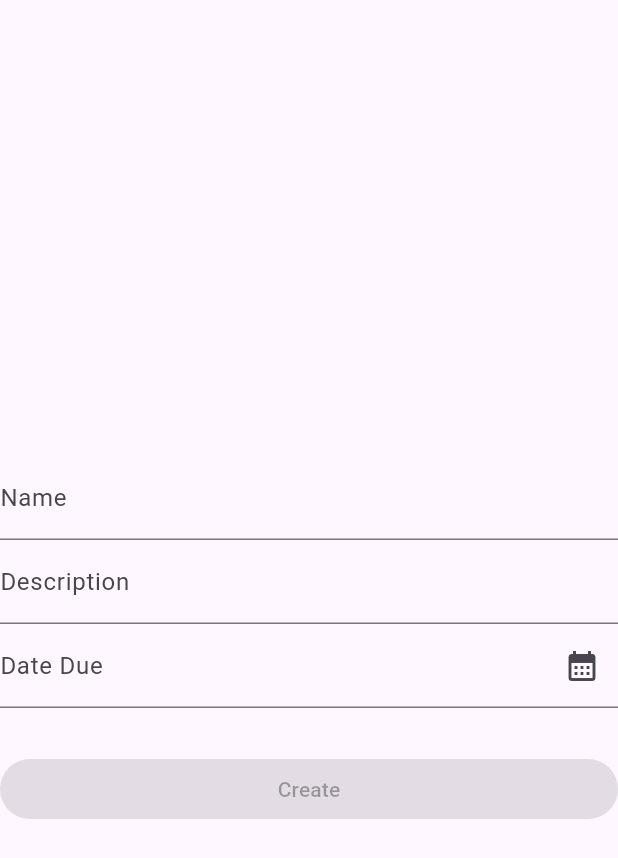
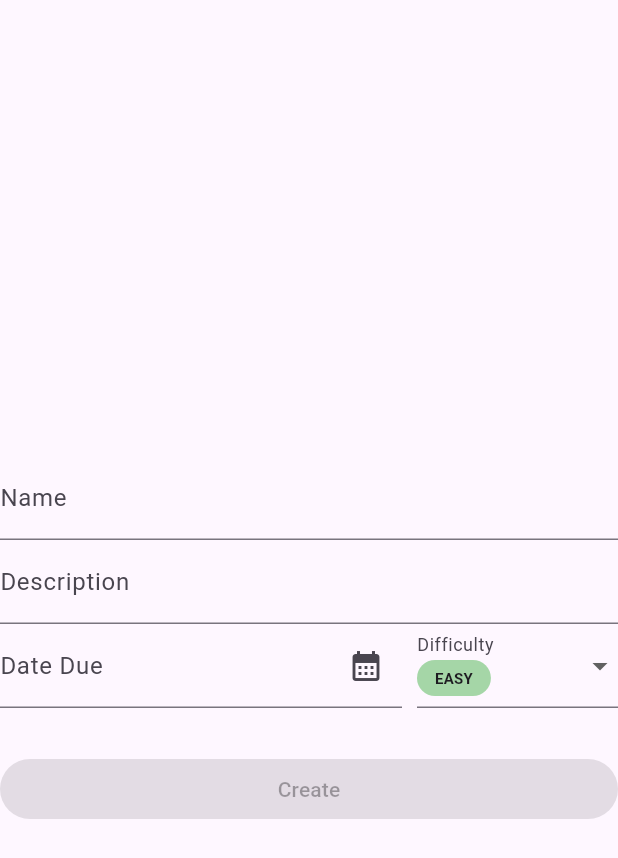
Before and after one commit to andrewaltuna/taskbit-frontend, a Flutter app: the TaskCreateForm widget shown alone on an empty page, opened directly, on a phone screen of 412 x 824 dp. Shown: the top 858 px of the screen. Run offline on Flutter 3.47's test engine with Material 2 defaults, Android fonts, the phone set to English and light mode, and no system bars; our stand-ins replace bloc, equatable, flutter_bloc, google_fonts, graphql_flutter; missing offline and left inert: flow_builder.

Commit message:
Task difficulty implemented

```diff
--- a/lib/auth/cubit/signup_state.dart
+++ b/lib/auth/cubit/signup_state.dart
@@ -61,7 +61,7 @@ class SignupState extends Equatable {
         passwordInputStatus,
       ];
 
-  bool get formIsValid {
+  bool get isFormValid {
     return firstNameInputStatus == InputStatus.valid &&
         lastNameInputStatus == InputStatus.valid &&
         usernameInputStatus == InputStatus.valid &&
--- a/lib/auth/widgets/signup_form.dart
+++ b/lib/auth/widgets/signup_form.dart
@@ -149,7 +149,7 @@ class _SignupButton extends StatelessWidget {
             return SizedBox(
               width: double.infinity,
               child: ElevatedButton(
-                onPressed: signupState.formIsValid &&
+                onPressed: signupState.isFormValid &&
                         avatarSelectState.selectedAvatar != null
                     ? () async {
                         if (await signupCubit.registerUser() == true) {
--- a/lib/constants.dart
+++ b/lib/constants.dart
@@ -2,3 +2,5 @@ const String appName = "taskbit!";
 // const String graphQlLink =
 //     "http://agitated-glitter-31138.pktriot.net:22043/graphql";
 const String graphQlLink = "http://192.168.100.24:3000/graphql";
+// const String graphQlLink =
+//     "http://icy-mountain-99342.pktriot.net:22062/graphql";
--- a/lib/core/cubit/user_data_cubit.dart
+++ b/lib/core/cubit/user_data_cubit.dart
@@ -4,8 +4,8 @@ import 'package:flutter/material.dart';
 import 'package:taskbit/auth/cubit/login_cubit.dart';
 import 'package:taskbit/cubit/avatar_select_cubit.dart';
 import 'package:taskbit/repositories/user_data_repository.dart';
-import 'package:taskbit/tasks/models/stage.dart';
-import 'package:taskbit/tasks/models/stats.dart';
+import 'package:taskbit/core/models/stage.dart';
+import 'package:taskbit/core/models/stats.dart';
 import 'package:taskbit/tasks/models/task.dart';
 
 part 'user_data_state.dart';
--- a/lib/core/pages/profile_page.dart
+++ b/lib/core/pages/profile_page.dart
@@ -6,7 +6,7 @@ import 'package:taskbit/core/widgets/page_loading_indicator.dart';
 import 'package:taskbit/cubit/avatar_select_cubit.dart';
 import 'package:taskbit/cubit/navigation_cubit.dart';
 import 'package:taskbit/core/cubit/user_data_cubit.dart';
-import 'package:taskbit/tasks/models/stats.dart';
+import 'package:taskbit/core/models/stats.dart';
 import 'package:taskbit/widgets/avatar_select.dart';
 import 'package:taskbit/widgets/custom_header.dart';
 import 'package:taskbit/widgets/sprite.dart';
--- /dev/null
+++ b/lib/core/widgets/task_pill.dart
@@ -0,0 +1,33 @@
+import 'package:flutter/material.dart';
+
+class TaskPill extends StatelessWidget {
+  const TaskPill(
+    this.text, {
+    super.key,
+    this.color,
+    this.backgroundColor,
+  });
+
+  final String text;
+  final Color? color;
+  final Color? backgroundColor;
+
+  @override
+  Widget build(BuildContext context) {
+    return Container(
+      padding: const EdgeInsets.symmetric(horizontal: 12.0, vertical: 5.0),
+      decoration: BoxDecoration(
+        color: backgroundColor,
+        borderRadius: BorderRadius.circular(50.0),
+      ),
+      child: Text(
+        text,
+        style: TextStyle(
+          fontSize: 10,
+          fontWeight: FontWeight.bold,
+          color: color,
+        ),
+      ),
+    );
+  }
+}
--- a/lib/gql_strings.dart
+++ b/lib/gql_strings.dart
@@ -46,21 +46,23 @@ const loginQuery = r"""
           """;
 
 const createTaskMutation = r"""
-            mutation($name: String!, $description: String, $dateDue: String) {
+            mutation($name: String!, $description: String, $difficulty: String, $dateDue: String) {
               createTask (taskDetails: {
                 name: $name
                 description: $description
+                difficulty: $difficulty
                 dateDue: $dateDue
               })
             }
           """;
 
 const updateTaskMutation = r"""
-            mutation($taskId: String!, $name: String!, $description: String, $dateDue: String) {
+            mutation($taskId: String!, $name: String!, $description: String, $difficulty: String, $dateDue: String) {
               updateTask (editTaskDetails: {
                 taskId: $taskId
                 name: $name
                 description: $description
+                difficulty: $difficulty
                 dateDue: $dateDue
               })
             }
@@ -89,6 +91,7 @@ const taskEnemyQuery = r"""
                 id
                 name
                 description
+                difficulty
                 dateDue
                 dateCompleted
               }
--- /dev/null
+++ b/lib/misc/colors.dart
@@ -0,0 +1,7 @@
+import 'package:flutter/material.dart';
+
+class AppColors {
+  final taskEasy = Colors.green[200];
+  final taskMedium = Colors.orange[200];
+  final taskHard = Colors.red[300];
+}
--- a/lib/repositories/tasks_repository.dart
+++ b/lib/repositories/tasks_repository.dart
@@ -23,6 +23,7 @@ class TasksRepository {
   Future<bool> create({
     required String name,
     required String? description,
+    required String difficulty,
     required String? dateDue,
   }) async {
     final QueryResult result = await _gqlClient.mutate(
@@ -34,6 +35,7 @@ class TasksRepository {
         variables: {
           'name': name,
           'description': description,
+          'difficulty': difficulty,
           'dateDue': dateDue,
         },
       ),
@@ -46,6 +48,7 @@ class TasksRepository {
     required String id,
     required String name,
     required String? description,
+    required String difficulty,
     required String? dateDue,
   }) async {
     final QueryResult result = await _gqlClient.mutate(
@@ -58,6 +61,7 @@ class TasksRepository {
           'taskId': id,
           'name': name,
           'description': description,
+          'difficulty': difficulty,
           'dateDue': dateDue,
         },
       ),
--- a/lib/tasks/cubit/task_cubit.dart
+++ b/lib/tasks/cubit/task_cubit.dart
@@ -2,6 +2,7 @@ import 'package:bloc/bloc.dart';
 import 'package:equatable/equatable.dart';
 import 'package:flutter/material.dart';
 import 'package:taskbit/auth/cubit/login_cubit.dart';
+import 'package:taskbit/misc/colors.dart';
 import 'package:taskbit/repositories/tasks_repository.dart';
 import 'package:taskbit/tasks/models/task.dart';
 
@@ -27,6 +28,10 @@ class TaskCubit extends Cubit<TaskState> {
     emit(state.copyWith(description: () => value.isEmpty ? null : value));
   }
 
+  void difficultyChanged(String value) {
+    emit(state.copyWith(difficulty: value));
+  }
+
   void dateDueChanged(DateTime value) {
     emit(state.copyWith(dateDue: () => value));
   }
@@ -36,6 +41,7 @@ class TaskCubit extends Cubit<TaskState> {
       id: () => task.id,
       name: task.name,
       description: () => task.description,
+      difficulty: task.difficulty,
       dateDue: () => task.dateDue,
       nameInputStatus: InputStatus.valid,
     ));
@@ -49,6 +55,7 @@ class TaskCubit extends Cubit<TaskState> {
     final success = await tasksRepository.create(
       name: state.name,
       description: state.description,
+      difficulty: state.difficulty,
       dateDue: state.dateDue?.toString(),
     );
 
@@ -63,6 +70,7 @@ class TaskCubit extends Cubit<TaskState> {
       id: state.id!,
       name: state.name,
       description: state.description,
+      difficulty: state.difficulty,
       dateDue: state.dateDue?.toString(),
     );
 
--- a/lib/tasks/cubit/task_state.dart
+++ b/lib/tasks/cubit/task_state.dart
@@ -5,6 +5,7 @@ class TaskState extends Equatable {
     this.id,
     this.name = '',
     this.description = '',
+    this.difficulty = 'EASY',
     this.dateDue,
     this.nameInputStatus = InputStatus.initial,
   });
@@ -12,13 +13,27 @@ class TaskState extends Equatable {
   final String? id;
   final String name;
   final String? description;
+  final String difficulty;
   final DateTime? dateDue;
   final InputStatus nameInputStatus;
+
+  static final difficulties = [
+    'EASY',
+    'MEDIUM',
+    'HARD',
+  ];
+
+  static final difficultyColors = [
+    AppColors().taskEasy,
+    AppColors().taskMedium,
+    AppColors().taskHard,
+  ];
 
   TaskState copyWith({
     ValueGetter<String?>? id,
     String? name,
     ValueGetter<String?>? description,
+    String? difficulty,
     ValueGetter<DateTime?>? dateDue,
     InputStatus? nameInputStatus,
   }) {
@@ -26,6 +41,7 @@ class TaskState extends Equatable {
       id: id != null ? id() : this.id,
       name: name ?? this.name,
       description: description != null ? description() : this.description,
+      difficulty: difficulty ?? this.difficulty,
       dateDue: dateDue != null ? dateDue() : this.dateDue,
       nameInputStatus: nameInputStatus ?? this.nameInputStatus,
     );
@@ -36,6 +52,7 @@ class TaskState extends Equatable {
         id,
         name,
         description,
+        difficulty,
         dateDue,
         nameInputStatus,
       ];
@@ -43,4 +60,13 @@ class TaskState extends Equatable {
   bool get formIsValid => nameInputStatus == InputStatus.valid;
 
   bool get isCreate => id == null;
+
+  String difficultyByIndex(int index) => difficulties[index];
+
+  Color difficultyColorByIndex(int index) => difficultyColors[index]!;
+
+  Color difficultyColorByDifficulty(String difficulty) {
+    final index = difficulties.indexOf(difficulty);
+    return difficultyColors[index]!;
+  }
 }
--- a/lib/tasks/models/task.dart
+++ b/lib/tasks/models/task.dart
@@ -7,6 +7,7 @@ class Task extends Equatable with DateFormatter {
     required this.id,
     required this.name,
     this.description,
+    required this.difficulty,
     this.dateDue,
     this.dateCompleted,
   });
@@ -14,6 +15,7 @@ class Task extends Equatable with DateFormatter {
   late final String id;
   late final String name;
   late final String? description;
+  late final String? difficulty;
   late final DateTime? dateDue;
   late final DateTime? dateCompleted;
 
@@ -21,6 +23,7 @@ class Task extends Equatable with DateFormatter {
     id = data['id'];
     name = data['name'];
     description = data['description'];
+    difficulty = data['difficulty'];
     dateDue = DateTime.tryParse(data['dateDue'] ?? '');
     dateCompleted = DateTime.tryParse(data['dateCompleted'] ?? '');
   }
@@ -60,6 +63,7 @@ class Task extends Equatable with DateFormatter {
         id,
         name,
         description,
+        difficulty,
         dateDue,
         dateCompleted,
       ];
--- a/lib/tasks/widgets/task_create_form.dart
+++ b/lib/tasks/widgets/task_create_form.dart
@@ -1,6 +1,8 @@
 import 'package:flutter/material.dart';
 import 'package:flutter_bloc/flutter_bloc.dart';
 import 'package:taskbit/auth/cubit/login_cubit.dart';
+import 'package:taskbit/core/widgets/task_pill.dart';
+import 'package:taskbit/misc/colors.dart';
 import 'package:taskbit/mixins/date_formatter.dart';
 import 'package:taskbit/cubit/navigation_cubit.dart';
 import 'package:taskbit/tasks/cubit/task_cubit.dart';
@@ -42,10 +44,51 @@ class _TaskCreateFormState extends State<TaskCreateForm> with DateFormatter {
         const SizedBox(height: 30.0),
         _NameField(controller: nameController),
         _DescriptionField(controller: descriptionController),
-        _DateDueField(controller: dateDueController),
+        Row(
+          crossAxisAlignment: CrossAxisAlignment.end,
+          children: [
+            Expanded(
+              flex: 2,
+              child: _DateDueField(controller: dateDueController),
+            ),
+            const SizedBox(width: 10),
+            const Expanded(
+              flex: 1,
+              child: _DifficultySelectField(),
+            )
+          ],
+        ),
         const SizedBox(height: 30.0),
         const _SubmitButton(),
       ],
+    );
+  }
+}
+
+class _DifficultySelectField extends StatelessWidget {
+  const _DifficultySelectField();
+
+  @override
+  Widget build(BuildContext context) {
+    final taskCubit = BlocProvider.of<TaskCubit>(context);
+    return BlocBuilder<TaskCubit, TaskState>(
+      builder: (context, state) {
+        return DropdownButtonFormField(
+            value: state.difficulty,
+            borderRadius: BorderRadius.circular(15),
+            decoration: const InputDecoration(label: Text('Difficulty')),
+            items: List.generate(3, (index) {
+              return DropdownMenuItem(
+                  value: state.difficultyByIndex(index),
+                  child: TaskPill(
+                    state.difficultyByIndex(index),
+                    backgroundColor: state.difficultyColorByIndex(index),
+                  ));
+            }),
+            onChanged: (value) {
+              taskCubit.difficultyChanged(value!);
+            });
+      },
     );
   }
 }
```
Also changed, not shown: lib/core/widgets/task_list_item.dart (+54 -15 lines), lib/core/models/stage.dart (renamed from lib/tasks/models/stage.dart), lib/core/models/stats.dart (renamed from lib/tasks/models/stats.dart).
